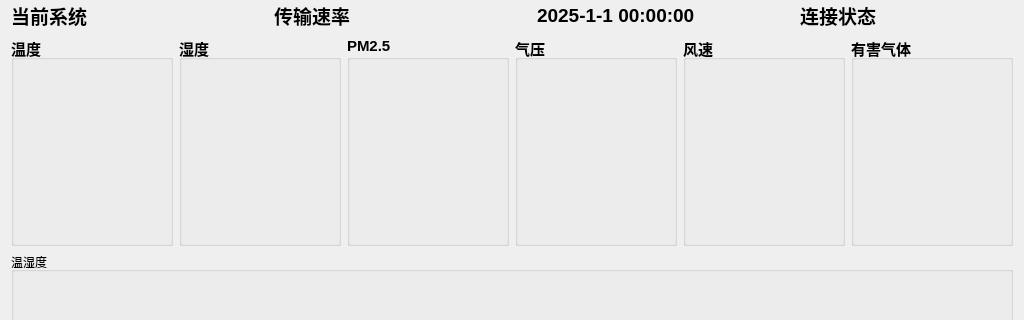
First picture: the form in widget.ui, repository ZhaoXvyang/GraduationDesign, before the edit; both pictures show x 0 to 1024 and y 0 to 320 of the 1024 by 768 pixel window.
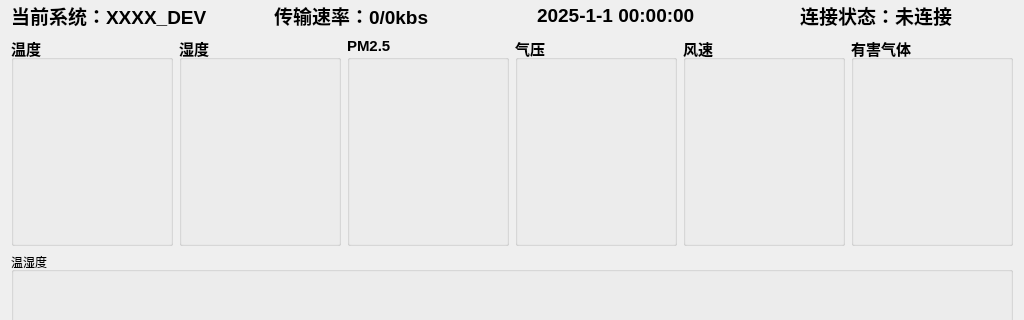
Second picture: the form after the edit.

What changed in the file:
```diff
--- a/widget.ui
+++ b/widget.ui
@@ -31,7 +31,7 @@
         </font>
        </property>
        <property name="text">
-        <string>当前系统</string>
+        <string>当前系统：XXXX_DEV</string>
        </property>
       </widget>
      </item>
@@ -44,7 +44,7 @@
         </font>
        </property>
        <property name="text">
-        <string>传输速率</string>
+        <string>传输速率：0/0kbs</string>
        </property>
       </widget>
      </item>
@@ -73,7 +73,7 @@
         <enum>QFrame::Shadow::Plain</enum>
        </property>
        <property name="text">
-        <string>连接状态</string>
+        <string>连接状态：未连接</string>
        </property>
       </widget>
      </item>
```
